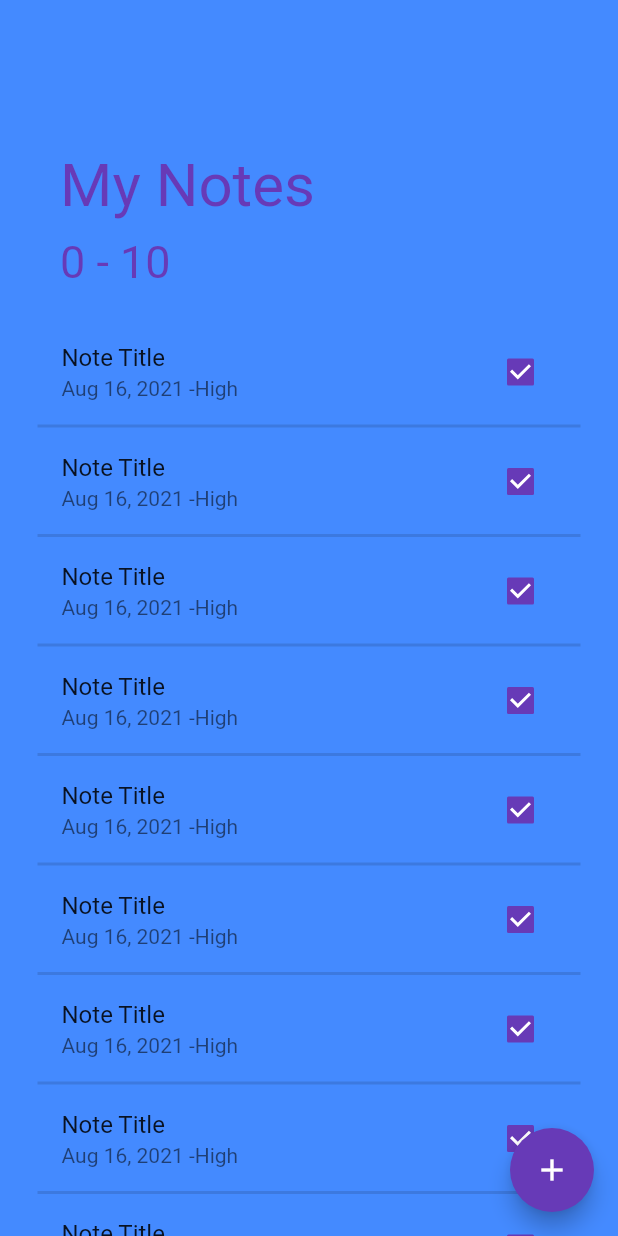
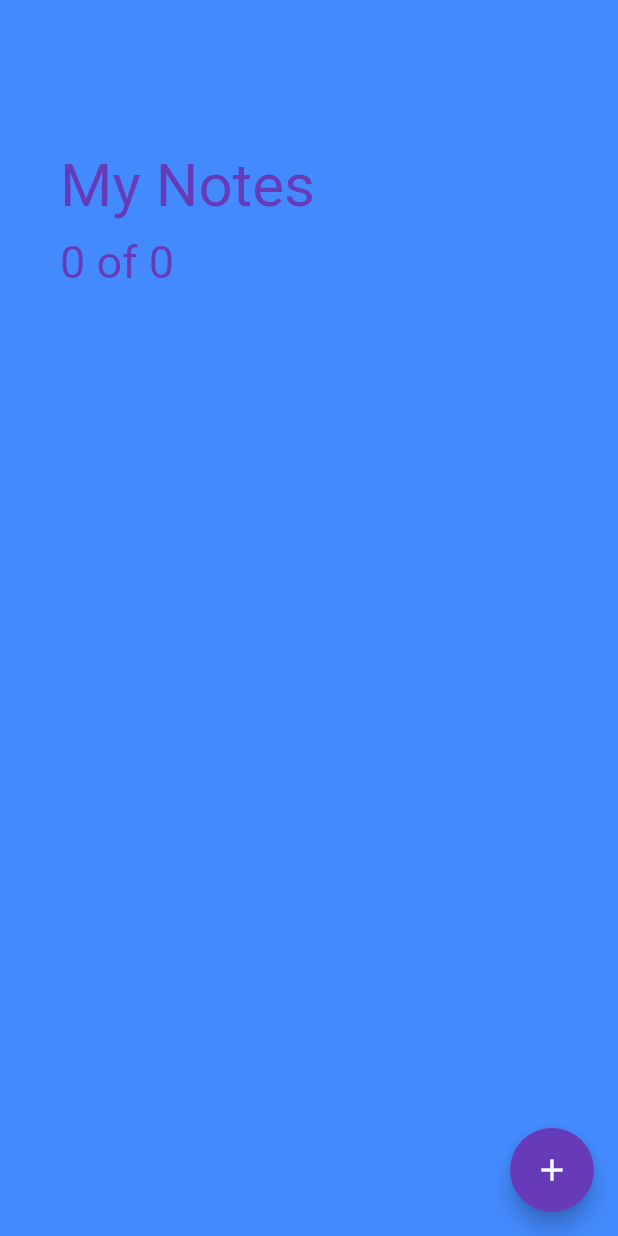
Before and after one commit to tarunchauhan97/crud_sqflite_notes_app, a Flutter app: the screen it shows after launch, on a phone screen of 412 x 824 dp. Run offline on Flutter 3.47's test engine with Material 2 defaults, Android fonts, the phone set to English and light mode, and no system bars; our stand-ins replace sqflite; accounts and stored records are empty.

Commit message:
12 Adding Data on home Screen

```diff
--- a/lib/screens/home_screen.dart
+++ b/lib/screens/home_screen.dart
@@ -1,5 +1,8 @@
+import 'package:crud_sqflite_notes_app/database/database.dart';
+import 'package:crud_sqflite_notes_app/models/note_model.dart';
 import 'package:crud_sqflite_notes_app/screens/add_note_screen.dart';
 import 'package:flutter/material.dart';
+import 'package:intl/intl.dart';
 
 class HomeScreen extends StatefulWidget {
   const HomeScreen({Key? key}) : super(key: key);
@@ -9,20 +12,61 @@ class HomeScreen extends StatefulWidget {
 }
 
 class _HomeScreenState extends State<HomeScreen> {
-  Widget _buildNote(int index) {
+  late Future<List<Note>> _noteList;
+  final DateFormat _dateFormatter = DateFormat('MMM dd,yyyy');
+  DatabaseHelper _databaseHelper = DatabaseHelper.instance;
+
+  @override
+  void initState() {
+    super.initState();
+    _updateNoteList();
+  }
+
+  _updateNoteList() {
+    _noteList = DatabaseHelper.instance.getNoteList();
+  }
+
+  Widget _buildNote(Note note) {
     return Padding(
       padding: EdgeInsets.symmetric(horizontal: 25.0),
       child: Column(
         children: [
           ListTile(
-            title: Text('Note Title'),
-            subtitle: Text('Aug 16, 2021 -High'),
+            title: Text(
+              note.title!,
+              style: TextStyle(
+                fontSize: 18,
+                color: Colors.white,
+                decoration: note.status == 0 ? TextDecoration.none : TextDecoration.lineThrough,
+              ),
+            ),
+            subtitle: Text(
+              '${_dateFormatter.format(note.date!)} - ${note.priority}',
+              style: TextStyle(
+                fontSize: 15,
+                color: Colors.white,
+                decoration: note.status == 0 ? TextDecoration.none : TextDecoration.lineThrough,
+              ),
+            ),
             trailing: Checkbox(
               onChanged: (value) {
-                  print(value);
+                note.status == value! ? 1 : 0;
+                DatabaseHelper.instance.updateNote(note);
+                _updateNoteList();
+                Navigator.pushReplacement(context, MaterialPageRoute(builder: (_) => HomeScreen()));
               },
               activeColor: Theme.of(context).primaryColor,
-                value: true),
+              value: note.status == 1 ? true : false,
+            ),
+            onTap: () => Navigator.push(
+              context,
+              MaterialPageRoute(
+                builder: (_) => AddNoteScreen(
+                    // updateNoteList: _updateNoteList(),
+                    // note:note,
+                    ),
+              ),
+            ),
           ),
           Divider(height: 1, thickness: 2),
         ],
@@ -41,9 +85,18 @@ class _HomeScreenState extends State<HomeScreen> {
         },
         child: Icon(Icons.add),
       ),
-      body: ListView.builder(
+      body: FutureBuilder(
+          future: _noteList,
+          builder: (context, AsyncSnapshot snapshot) {
+            if (!snapshot.hasData) {
+              return Center(child: CircularProgressIndicator());
+            }
+            final int completedNoteCount =
+                snapshot.data.where((Note note) => note.status == 1).toList().length;
+
+            return ListView.builder(
                 padding: EdgeInsets.symmetric(vertical: 80),
-          itemCount: 10,
+                itemCount: int.parse(snapshot.data.length.toString()) + 1,
                 itemBuilder: (BuildContext context, int index) {
                   if (index == 0) {
                     return Padding(
@@ -51,14 +104,17 @@ class _HomeScreenState extends State<HomeScreen> {
                       child: Column(
                         crossAxisAlignment: CrossAxisAlignment.start,
                         children: [
-                    Text('My Notes', style: TextStyle(color: Colors.deepPurple, fontSize: 40.0)),
+                          Text('My Notes',
+                              style: TextStyle(color: Colors.deepPurple, fontSize: 40.0)),
                           SizedBox(height: 10.0),
-                    Text('0 - 10', style: TextStyle(color: Colors.deepPurple, fontSize: 30.0)),
+                          Text('${completedNoteCount} of ${snapshot.data.length}',
+                              style: TextStyle(color: Colors.deepPurple, fontSize: 30.0)),
                         ],
                       ),
                     );
                   }
-            return _buildNote(index);
+                  return _buildNote(snapshot.data[index - 1]);
+                });
           }),
     );
   }
```
Lines whose indentation alone changed are shown as unchanged.
